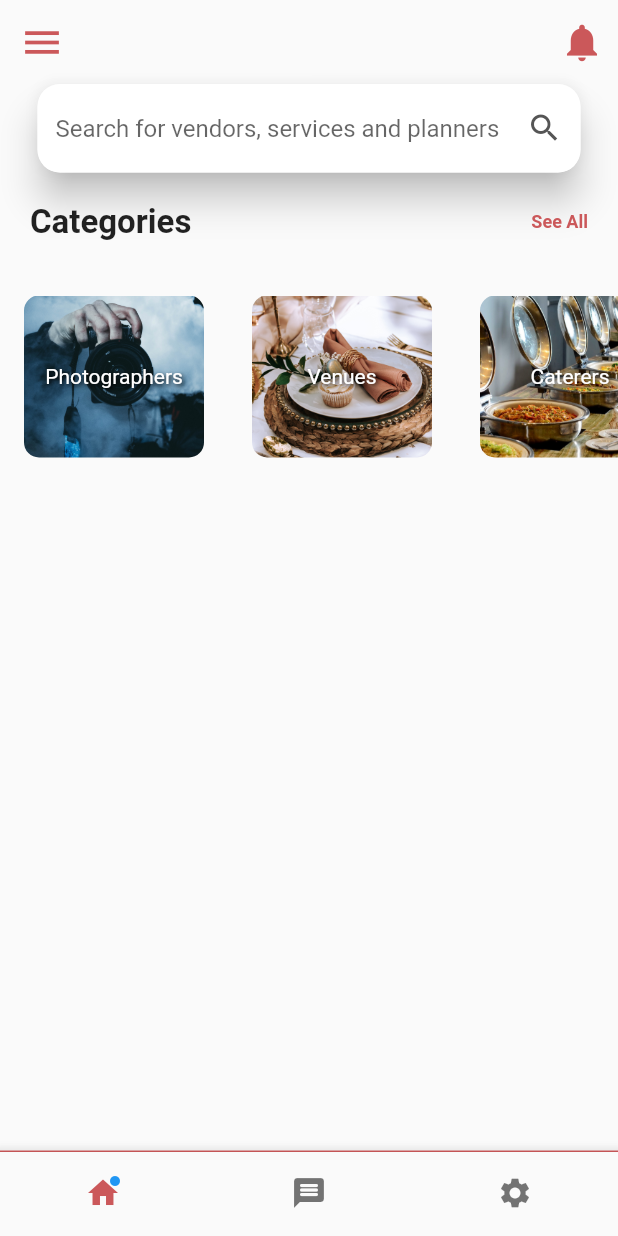
After one commit to Aliza02/E-vent-User, a Flutter app: the HomePage screen opened by its route, on a phone screen of 412 x 824 dp. The commit adds this screen. Run offline on Flutter 3.47's test engine with Material 2 defaults, Android fonts, the phone set to English and light mode, and no system bars; our stand-ins replace flutter_svg, get, shared_preferences; accounts and stored records are empty; Roboto replaces fonts that are missing (Manrope-Bold, Manrope-ExtraBold).

Commit message:
working on home page successfully

```diff
--- a/lib/main.dart
+++ b/lib/main.dart
@@ -1,4 +1,5 @@
 import 'package:eventually_user/constants/constant.dart';
+import 'package:eventually_user/screens/home_page/home_page.dart';
 import 'package:flutter/material.dart';
 import 'package:flutter/services.dart';
 import 'package:get/get.dart';
@@ -7,6 +8,7 @@ import 'package:shared_preferences/shared_preferences.dart';
 import '../screens/login.dart';
 import '../screens/onboard.dart';
 import '../screens/otp_verification.dart';
+import 'package:eventually_user/screens/home_page/home_page.dart';
 import '../screens/signup.dart';
 // import '../widget/textfield.dart';
 import 'bindings/allControllerBindings.dart';
@@ -60,6 +62,7 @@ class MyApp extends StatelessWidget {
         GetPage(name: '/signup', page: () => const signup()),
         GetPage(name: '/otpverification', page: () => const OtpVerification()),
         GetPage(name: '/forgetpassword', page: () => const ForgetPassword()),
+        GetPage(name: '/homepage', page: () => const HomePage()),
       ],
       initialRoute: isViewed != 0 ? '/onboard' : '/login',
       // routes: {
--- a/lib/screens/forget_pasword/forget_password_screen.dart
+++ b/lib/screens/forget_pasword/forget_password_screen.dart
@@ -5,6 +5,8 @@ import 'package:eventually_user/widget/textfield.dart';
 import 'package:flutter/cupertino.dart';
 import 'package:flutter/material.dart';
 import 'package:flutter_svg/flutter_svg.dart';
+import 'package:get/get.dart';
+import 'package:get/get_core/src/get_main.dart';
 
 import '../../constants/constant.dart';
 import '../../widget/googleButton.dart';
@@ -19,16 +21,22 @@ class ForgetPassword extends StatelessWidget {
     var width = MediaQuery.of(context).size.width;
     return SafeArea(
       child: Scaffold(
+        resizeToAvoidBottomInset: true,
         appBar: AppBar(
+
           title:
               heading(title: 'Forgot Password', heightFromTop: 0, fontSize: 28),
           leading: InkWell(
-            onTap: () {},
+            onTap: () {
+              Get.toNamed('/login');
+            },
             borderRadius: BorderRadius.circular(50),
             child: const Icon(CupertinoIcons.back),
           ),
         ),
-        body: SafeArea(
+
+        body: SingleChildScrollView(
+          child: SafeArea(
             child: Center(
               child: SizedBox(
                 width: 300,
@@ -85,6 +93,7 @@ class ForgetPassword extends StatelessWidget {
             ),
           ),
         ),
+      ),
     );
   }
 }
--- /dev/null
+++ b/lib/screens/home_page/home_page.dart
@@ -0,0 +1,143 @@
+//import 'package:flutter/cupertino.dart';
+import 'package:flutter/cupertino.dart';
+import 'package:flutter/material.dart';
+import 'package:flutter/widgets.dart';
+import 'package:get/get.dart';
+import 'package:get/get_core/src/get_main.dart';
+import '../../widget/all_widgets.dart';
+import '../../widget/searchbar.dart';
+class HomePage extends StatefulWidget {
+
+  // const HomePage({Key? key}) : super(key: key);
+  const HomePage({Key? key}) : super(key: key);
+  @override
+  State<HomePage> createState() => _HomePageState();
+}
+
+class _HomePageState extends State<HomePage> {
+  final List<CategoryBox> categories = [
+    CategoryBox(image: 'assets/images/photographer.jpg', name: 'Photographers'),
+    CategoryBox(image: 'assets/images/venues.jpg', name: 'Venues'),
+    CategoryBox(image: 'assets/images/caterers.jpg', name: 'Caterers'),
+    // Add more categories here...
+  ];
+  @override
+  Widget build(BuildContext context) {
+    double height = MediaQuery.of(context).size.height;
+    double width = MediaQuery.of(context).size.width;
+    return Scaffold(
+      bottomNavigationBar: CustomBottomNabBar(),
+      appBar: AppBar(
+        leading: Builder(
+          builder: (BuildContext context) {
+            return IconButton(
+              icon: const Icon(Icons.menu, color: Color(0xFFCB585A),),
+              onPressed: () {/*drawer for user profile*/},
+            );
+          },
+        ),
+        actions: [
+          IconButton(onPressed: (){/*notification button*/}, icon: const Icon(Icons.notifications, color: Color(0xFFCB585A),)),
+        ],
+      ),
+      body: Column(
+        children: [
+          SearchBar(),
+          //row containing Categories heading and see all button
+          Container(
+            child: Padding(
+              padding: EdgeInsets.all(20.0),
+              child: Row(
+                mainAxisAlignment: MainAxisAlignment.spaceBetween,
+                children: [
+                  Text(
+                    'Categories',
+                    style: TextStyle(fontFamily: 'Manrope-ExtraBold', fontWeight: FontWeight.bold, fontSize: 22) ,//Theme.of(context).textTheme.headline4,
+                  ),
+              GestureDetector(
+                onTap: (){/*see all logic goes here*/},
+                child: Text(
+                  'See All', style: TextStyle(fontFamily: 'Manrope-Bold', fontWeight: FontWeight.bold, color: Color(0xFFCB585A), fontSize: 12),),
+              )
+                ],
+              ),
+            ),
+          ),
+
+
+          //categories shown below:
+          //categories shown below:
+          Container(
+              height: 140,
+              width: MediaQuery.of(context).size.width,
+              child: ListView.builder(
+                scrollDirection: Axis.horizontal,
+                itemCount: categories.length,
+                itemBuilder: (context, index) {
+                  return categories[index];
+                },
+              )
+          ),
+          //),
+        ],
+      ),
+    );
+  }
+}
+
+class CustomBottomNabBar extends StatefulWidget {
+  CustomBottomNabBar({Key? key}) : super(key: key);
+  @override
+  State<CustomBottomNabBar> createState() => _CustomBottomNabBarState();
+}
+class _CustomBottomNabBarState extends State<CustomBottomNabBar> {
+  int _currentIndex = 0;
+  void onTabTapped(int index) {
+    setState(() {
+      _currentIndex = index;
+    });
+  }
+  @override
+  Widget build(BuildContext context) {
+    return BottomAppBar(
+      child: Container(
+        decoration: const BoxDecoration(
+          border: Border(
+            top: BorderSide(width: 1.0, color: Color(0xFFCB585A)),
+          ),
+        ),
+        child: BottomNavigationBar(
+          onTap: onTabTapped,
+          showSelectedLabels: false, // Do not show labels for selected items
+          showUnselectedLabels: false, // Do not show labels for unselected items
+          currentIndex: _currentIndex,
+          items: [
+            BottomNavigationBarItem(
+              icon: Icon(Icons.home),
+              label: 'Home',
+              activeIcon: Stack(children: [
+                Icon(Icons.home, color: Color(0xFFCB585A)),
+                Positioned(top: 0.0, right: 0.0, child: Icon(Icons.brightness_1, size: 8.0, /*color: Colors.red*/))
+              ]),
+            ),
+            BottomNavigationBarItem(
+              icon: Icon(Icons.message_rounded),
+              label: 'Messages',
+              activeIcon: Stack(children: [
+                Icon(Icons.message_rounded, color: Color(0xFFCB585A)),
+                Positioned(top: 0.0, right: 0.0, child: Icon(Icons.brightness_1, size: 8.0, /*color: Colors.red*/))
+              ]),
+            ),
+            BottomNavigationBarItem(
+              icon: Icon(Icons.settings),
+              label: 'Settings',
+              activeIcon: Stack(children: [
+                Icon(Icons.settings, color: Color(0xFFCB585A)),
+                Positioned(top: 0.0, right: 0.0, child: Icon(Icons.brightness_1, size: 8.0, /*color: Colors.red*/))
+              ]),)
+          ],
+        ),
+      ),
+    );
+  }
+}
--- a/lib/screens/login.dart
+++ b/lib/screens/login.dart
@@ -128,7 +128,15 @@ class _LoginState extends State<Login> {
                 width: width * 0.4,
                 height: height * 0.06,
                 margin: EdgeInsets.fromLTRB(0.0, height * 0.04, 0.0, 0.0),
-                child: button(label: 'Login'),
+                child: InkWell(
+                  // onTap: (){
+                  //   Get.toNamed('/homepage');
+                  // },
+                  child: button(
+                    label: 'Login',
+                  ),
+
+                ),
               ),
               SizedBox(height: height * 0.03),
               Row(
--- a/lib/screens/signup.dart
+++ b/lib/screens/signup.dart
@@ -162,7 +162,7 @@ class _signupState extends State<signup> {
                 mainAxisAlignment: MainAxisAlignment.center,
                 children: [
                   Text(
-                    'Already have an account?',
+                    'Already have an account? ',
                     style: TextStyle(
                       fontSize: width * 0.04,
                       color: Color(0xFF555555),
--- /dev/null
+++ b/lib/widget/all_widgets.dart
@@ -0,0 +1,10 @@
+export 'button.dart';
+export 'categories.dart';
+export 'googleButton.dart';
+export 'heading.dart';
+export 'logo.dart';
+export 'numberfield.dart';
+export 'passwordfield.dart';
+export 'searchbar.dart';
+export 'subheading.dart';
+export 'textfield.dart';
--- a/lib/widget/button.dart
+++ b/lib/widget/button.dart
@@ -19,7 +19,19 @@ class _buttonState extends State<button> {
     double width = MediaQuery.of(context).size.width;
     double height = MediaQuery.of(context).size.height;
     return ElevatedButton(
-      onPressed: () {},
+      onPressed: () {Get.toNamed('/homepage');},
+      /*onPressed: () {
+        String? currentRoute = ModalRoute.of(context)?.settings.name;
+
+        if (currentRoute == '/homepage') {
+          Get.toNamed('/homepage');
+        } else if (currentRoute == '/login') {
+          Get.toNamed('/login');
+        } else {
+          // Handle any other cases or just do nothing
+        }
+      },*/
+
       // onPressed: () {
       //   if (GetUtils.isEmail(Get.find<TextEditingController>().text)) {
       //     storage.write('email', emailController.text);
--- /dev/null
+++ b/lib/widget/categories.dart
@@ -0,0 +1,50 @@
+import 'package:flutter/material.dart';
+
+class CategoryBox extends StatelessWidget {
+  final String name;
+  final String image;
+
+  CategoryBox({Key? key, required this.image, required this.name}): super(key: key);
+
+  @override
+  Widget build(BuildContext context) {
+
+    return InkWell(
+      onTap: () {},
+      child: Padding(
+        padding: const EdgeInsets.all(16.0),
+
+        child: Stack(
+          alignment: Alignment.center,
+          children: [
+            ClipRRect(
+              borderRadius: BorderRadius.circular(10),
+              child: Image.asset(
+                image,
+                fit: BoxFit.cover,
+                width: 120,
+                height: 120,
+              ),
+            ),
+            Text(
+              name,
+              style: TextStyle(
+                fontFamily: 'Manrope-Bold',
+                fontSize: 14,
+                //fontWeight: FontWeight.bold,
+                color: Colors.white,
+                shadows: <Shadow>[
+                  Shadow(
+                    offset: Offset(1.0, 1.0),
+                    blurRadius: 3.0,
+                    color: Colors.black,
+                  ),
+                ],
+              ),
+            ),
+          ],
+        ),
+      ),
+    );
+  }
+}
--- /dev/null
+++ b/lib/widget/searchbar.dart
@@ -0,0 +1,64 @@
+import 'package:flutter/material.dart';
+
+class SearchBar extends StatelessWidget {
+  const SearchBar({
+    Key? key,
+  }) : super(key: key);
+
+  @override
+  Widget build(BuildContext context) {
+    return Center(
+      child: Padding(
+        padding: EdgeInsets.symmetric(horizontal: 25.0),
+            child: Material(
+              elevation: 10,
+              shape: RoundedRectangleBorder(borderRadius: BorderRadius.circular(15.0)),
+              child: TextField(
+                  decoration: const InputDecoration(
+                    //when outside searchbar
+                    enabledBorder: OutlineInputBorder(
+                      borderRadius: BorderRadius.only(
+                        topLeft: Radius.circular(15.0),
+                        topRight: Radius.circular(15.0),
+                        bottomLeft: Radius.circular(15.0),
+                        bottomRight: Radius.circular(15.0),
+                      ),
+                      borderSide: BorderSide(
+                        color: Colors.transparent, // Change the border color here
+                        width: 1.0,
+                      ),
+                    ),
+                    //when inside searchbar
+                    focusedBorder: OutlineInputBorder(
+                      borderRadius: BorderRadius.only(
+                        topLeft: Radius.circular(15.0),
+                        topRight: Radius.circular(15.0),
+                        bottomLeft: Radius.circular(15.0),
+                        bottomRight: Radius.circular(15.0),
+                      ),
+
+                      borderSide: BorderSide(
+                        color: Color(0xFFCB585A), // Change the border color here
+                        width: 2.0,
+                      ),
+                    ),
+                    border: OutlineInputBorder(
+                        borderRadius: BorderRadius.only(
+                          topLeft: Radius.circular(15.0),
+                          topRight: Radius.circular(15.0),
+                          bottomLeft: Radius.circular(15.0),
+                          bottomRight: Radius.circular(15.0),
+                        ),
+                    ),
+                    filled: true,
+                    fillColor: Colors.white,
+                    hintText: 'Search for vendors, services and planners',
+                    suffixIcon:
+                    Icon(Icons.search, color: Color(0xFF555555),),
+                  ),
+                  onChanged: (value) {}),
+            ),
+      ),
+    );
+  }
+}
```
Also changed, not shown: assets/images/caterers.jpg (added), assets/images/photographer.jpg (added), assets/images/venues.jpg (added), pubspec.lock. Lines whose indentation alone changed are shown as unchanged.
